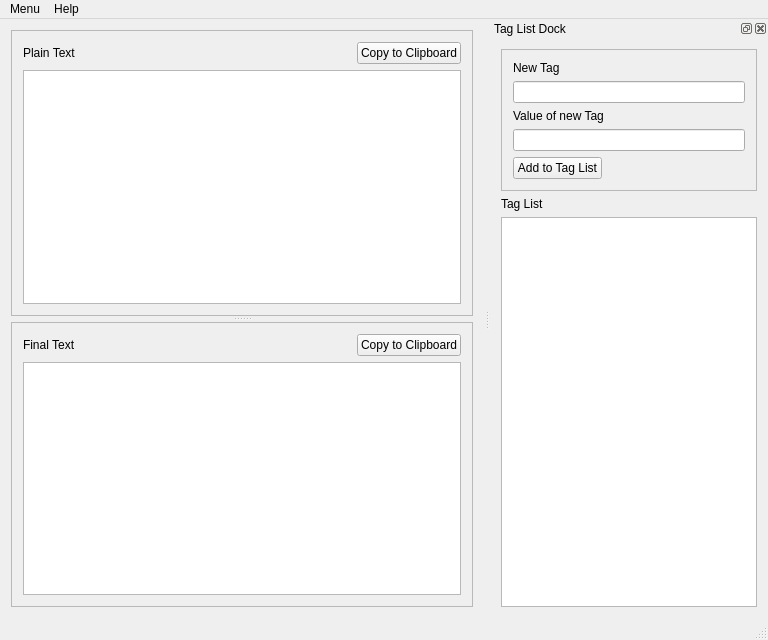
The window that qt5/Replacer/mainwindow.ui (Ernesuma/replacer) describes before a commit, drawn with Qt 5.
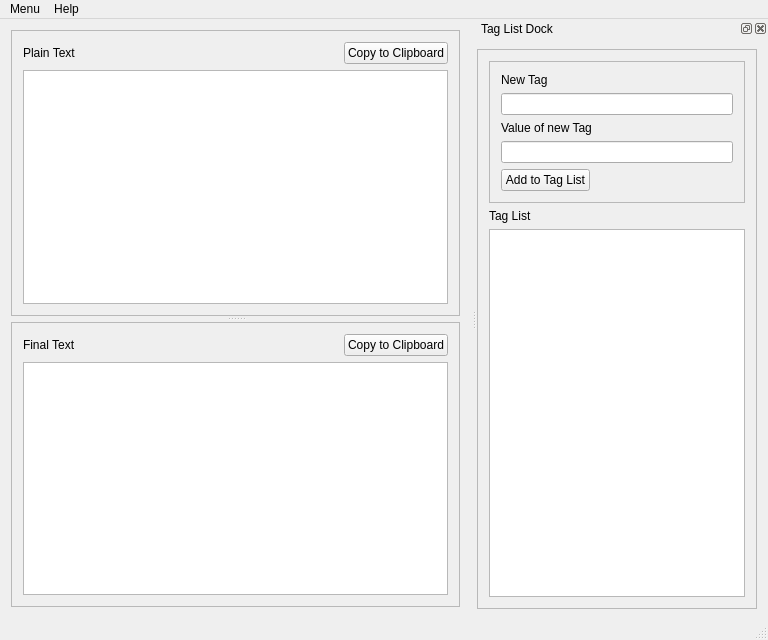
The same window after the commit.

Commit message: tuned frames

Patch:
```diff
--- a/qt5/Replacer/mainwindow.ui
+++ b/qt5/Replacer/mainwindow.ui
@@ -150,13 +150,28 @@
    </attribute>
    <widget class="QWidget" name="dockWidgetContents_2">
     <layout class="QVBoxLayout" name="verticalLayout_3">
+     <property name="leftMargin">
+      <number>0</number>
+     </property>
+     <property name="bottomMargin">
+      <number>9</number>
+     </property>
+     <item>
+      <widget class="QFrame" name="frame_4">
+       <property name="frameShape">
+        <enum>QFrame::StyledPanel</enum>
+       </property>
+       <property name="frameShadow">
+        <enum>QFrame::Plain</enum>
+       </property>
+       <layout class="QVBoxLayout" name="verticalLayout_6">
      <item>
       <widget class="QFrame" name="frame_3">
        <property name="frameShape">
         <enum>QFrame::StyledPanel</enum>
        </property>
        <property name="frameShadow">
-        <enum>QFrame::Raised</enum>
+           <enum>QFrame::Plain</enum>
        </property>
        <layout class="QVBoxLayout" name="verticalLayout_5">
         <item>
@@ -218,6 +233,9 @@
        <property name="editTriggers">
         <set>QAbstractItemView::AllEditTriggers</set>
        </property>
+         </widget>
+        </item>
+       </layout>
       </widget>
      </item>
     </layout>
```
Left out of the diff: 2 changed lines with no effect on the pictures. Lines whose indentation alone changed are shown as unchanged.
